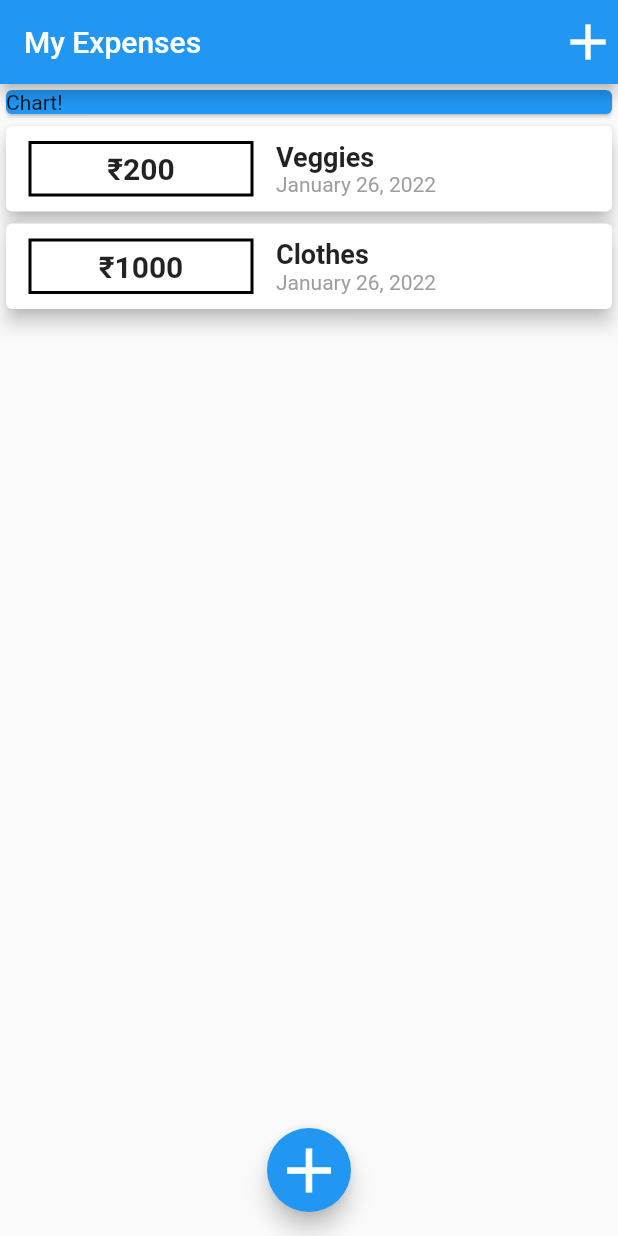
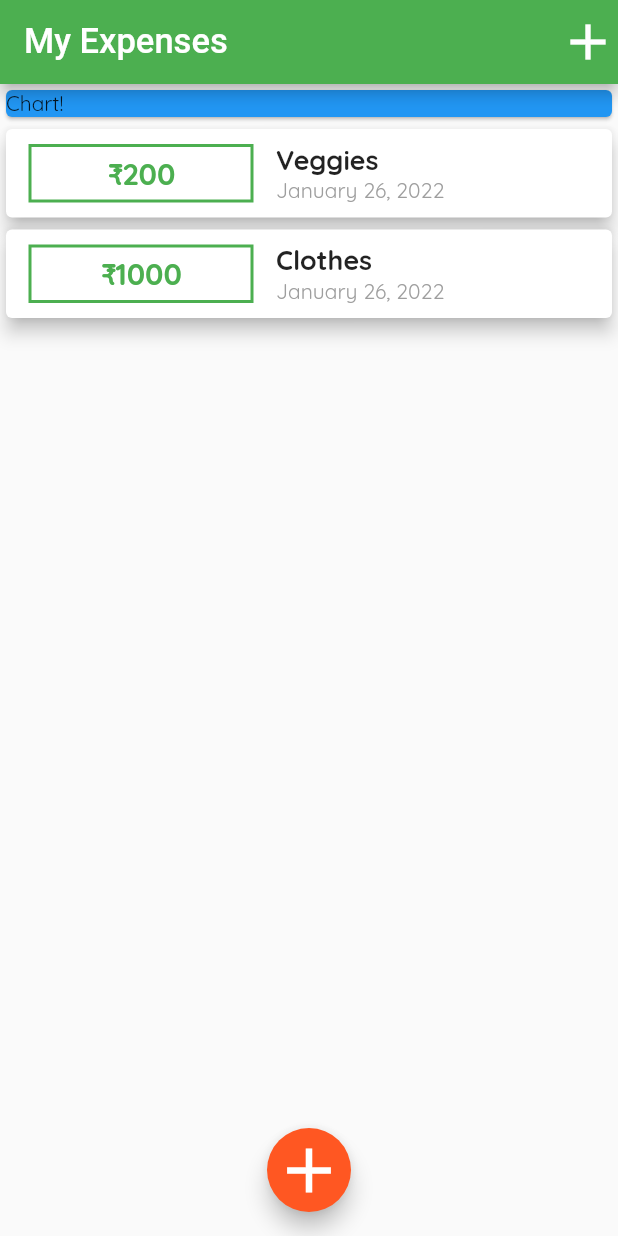
Before and after one commit to agrawalkunal2001/My_Expenses, a Flutter app: the screen it shows after launch, on a phone screen of 412 x 824 dp. Run offline on Flutter 3.47's test engine with Material 2 defaults, Android fonts, the phone set to English and light mode, and no system bars; Roboto replaces fonts that are missing (OpenSans-Bold).

Commit message:
Added themes and fonts

```diff
--- a/lib/main.dart
+++ b/lib/main.dart
@@ -14,6 +14,12 @@ class MyApp extends StatelessWidget {
   @override
   Widget build(BuildContext context) {
     return MaterialApp(
+      title: "My Expenses",
+      theme: ThemeData(
+        primarySwatch: Colors.green,
+        accentColor: Colors.deepOrange,
+        fontFamily: "Quicksand",
+      ),
       debugShowCheckedModeBanner: false,
       home: HomePage(),
     );
@@ -40,7 +46,8 @@ class _HomePageState extends State<HomePage> {
     setState(() {
       _userTransaction.add(newTx);
     });
-    Navigator.of(context).pop();
+    Navigator.of(context)
+        .pop(); // Closes the modal sheet when button is clicked
   }
 
   void _startAddNewTransaction(BuildContext ctx) {
@@ -66,7 +73,10 @@ class _HomePageState extends State<HomePage> {
                 size: 40,
               ))
         ],
-        title: const Text("My Expenses"),
+        title: const Text(
+          "My Expenses",
+          style: TextStyle(fontFamily: "OpenSans-Bold", fontSize: 23),
+        ),
       ),
       body: SingleChildScrollView(
         child: Column(
--- a/lib/widgets/transaction_list.dart
+++ b/lib/widgets/transaction_list.dart
@@ -20,13 +20,20 @@ class TransactionList extends StatelessWidget {
                   width: 150,
                   margin: EdgeInsets.symmetric(vertical: 10, horizontal: 15),
                   decoration: BoxDecoration(
-                    border: Border.all(color: Colors.black, width: 2),
+                    border: Border.all(
+                      width: 2,
+                      color: Theme.of(context).primaryColor,
+                    ),
                   ),
                   padding: EdgeInsets.all(5),
                   child: Text(
                     "\u{20B9}${userTransaction[index].amount}", // \u{20B9} is used to get rupee symbol and ${tx.amount} is equivalent to tx.amount.toString()
                     textAlign: TextAlign.center,
-                    style: TextStyle(fontWeight: FontWeight.bold, fontSize: 20),
+                    style: TextStyle(
+                      fontWeight: FontWeight.bold,
+                      fontSize: 20,
+                      color: Theme.of(context).primaryColor,
+                    ),
                   ),
                 ),
                 Column(
```
Also changed, not shown: assets/fonts/OpenSans-Bold.ttf (added), assets/fonts/OpenSans-Regular.ttf (added), assets/fonts/Quicksand-Bold.ttf (added), assets/fonts/Quicksand-Light.ttf (added), assets/fonts/Quicksand-Medium.ttf (added), assets/fonts/Quicksand-Regular.ttf (added).
